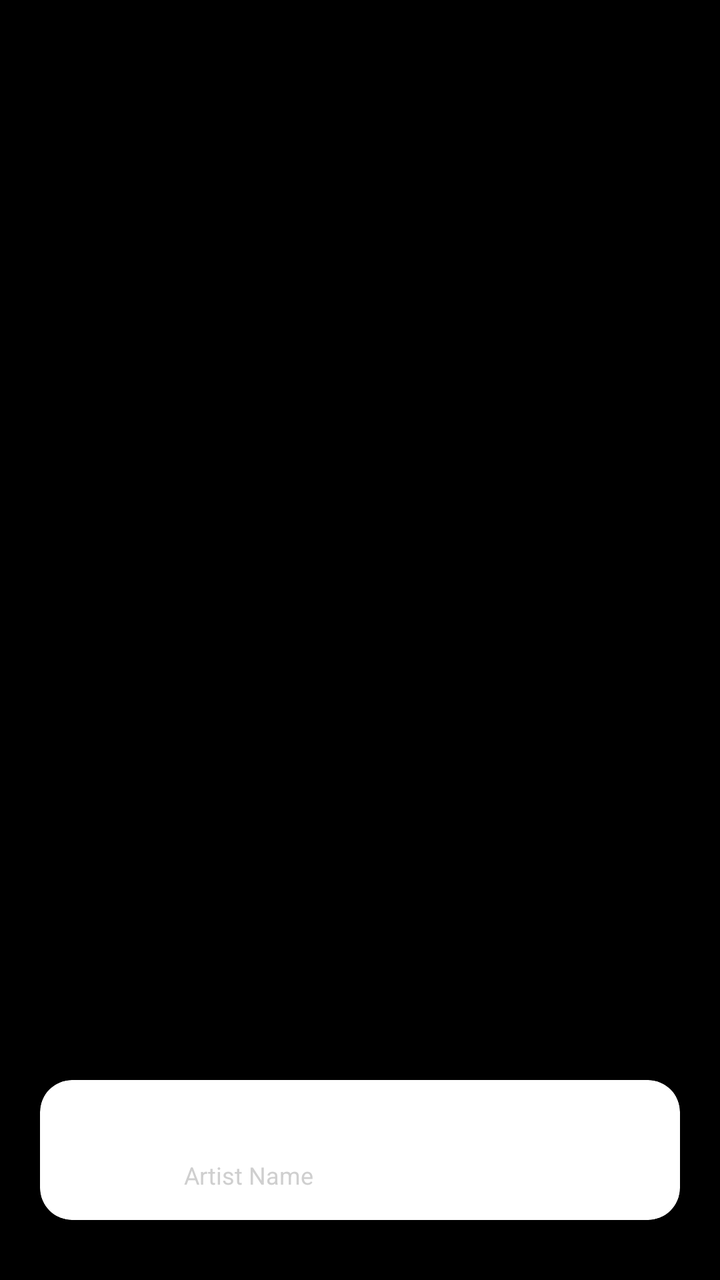
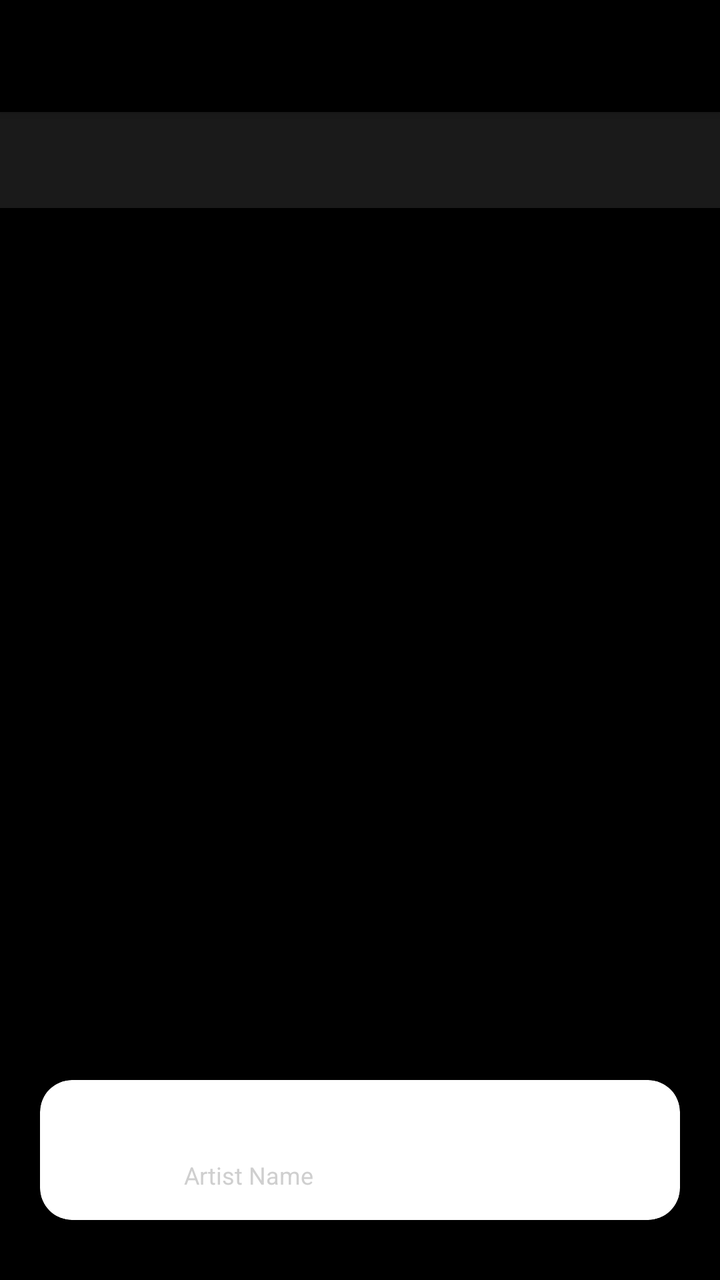

Compare the two renders of this Android layout. The source of the first and the diff that turns it into the second are given below.
<!-- AndroidManifest.xml: activity theme Theme.first_app.DarkBlue -->
<!-- res/layout/activity_all_songs.xml -->
<?xml version="1.0" encoding="utf-8"?>
<FrameLayout
    xmlns:android="http://schemas.android.com/apk/res/android"
    xmlns:motion="http://schemas.android.com/apk/res-auto"
    xmlns:app="http://schemas.android.com/apk/res-auto"
    android:layout_width="match_parent"
    android:layout_height="match_parent">
    <androidx.constraintlayout.motion.widget.MotionLayout
        android:id="@+id/music_player_motionLayout"
        android:layout_width="match_parent"
        android:layout_height="match_parent"
        app:layoutDescription="@xml/activity_player_scene"
        motion:currentState="@id/start"
        >

        <androidx.constraintlayout.widget.ConstraintLayout
            android:id="@+id/main_constraint"
            android:layout_width="match_parent"
            android:layout_height="match_parent"
            >

            <LinearLayout
                android:id="@+id/main_content"
                android:layout_width="match_parent"
                android:layout_height="match_parent"
                android:orientation="vertical"
                >

                <include layout="@layout/toolbar" />

                    <androidx.recyclerview.widget.RecyclerView
                        android:id="@+id/songs_recycler_view"
                        android:layout_width="match_parent"
                        android:layout_height="match_parent"
                        android:clipToPadding="false"
                        android:paddingBottom="150dp"
                        />

            </LinearLayout>
        </androidx.constraintlayout.widget.ConstraintLayout>

        <include
            layout="@layout/activity_player"
            android:layout_width="match_parent"
            android:layout_height="match_parent"
            android:layout_gravity="bottom"/>
    </androidx.constraintlayout.motion.widget.MotionLayout>

</FrameLayout>
<!-- res/layout/toolbar.xml (included above) -->
<?xml version="1.0" encoding="utf-8"?>
<merge xmlns:android="http://schemas.android.com/apk/res/android"
    xmlns:app="http://schemas.android.com/apk/res-auto"
    >
    <androidx.appcompat.widget.Toolbar
        android:id="@+id/toolbar"
        android:layout_width="match_parent"
        android:layout_height="?attr/actionBarSize"
        android:background="@color/primaryBackground"
        android:elevation="4dp"
        app:layout_constraintTop_toTopOf="parent"
        app:layout_constraintRight_toRightOf="parent"
        app:layout_constraintLeft_toLeftOf="parent"

        />
</merge>
<!-- res/layout/activity_player.xml (included above) -->
<?xml version="1.0" encoding="utf-8"?>
<merge xmlns:android="http://schemas.android.com/apk/res/android"
    xmlns:app="http://schemas.android.com/apk/res-auto"
    xmlns:tools="http://schemas.android.com/tools"
    android:id="@+id/main_player_View"
    tools:parentTag="androidx.constraintlayout.motion.widget.MotionLayout"
    >


    <androidx.constraintlayout.widget.ConstraintLayout
        android:id="@+id/main_container"
        android:layout_width="match_parent"
        android:layout_height="match_parent"
        android:background="@color/secondaryBackground"
        />
    <androidx.cardview.widget.CardView
        android:id="@+id/background_album_art_container"
        android:layout_height="0dp"
        android:layout_width="0dp"
        app:layout_constraintTop_toTopOf="@id/main_container"
        app:layout_constraintStart_toStartOf="@id/main_container"
        app:layout_constraintEnd_toEndOf="@id/main_container"
        app:layout_constraintBottom_toBottomOf="@id/main_container"
        app:cardElevation="0dp"
        >

        <ImageView
            android:id="@+id/background_album_art"
            android:layout_width="match_parent"
            android:layout_height="match_parent"
            android:scaleType="centerCrop"
            android:alpha="1"
            android:contentDescription="Background Album Art"
            />
    </androidx.cardview.widget.CardView>

    <androidx.cardview.widget.CardView
        android:id="@+id/transparent_layer_container"
        app:cardElevation="0dp"
        android:layout_width="0dp"
        android:layout_height="0dp"
        app:layout_constraintTop_toTopOf="@id/main_container"
        app:layout_constraintBottom_toBottomOf="@id/main_container"
        app:layout_constraintStart_toStartOf="@id/main_container"
        app:layout_constraintEnd_toEndOf="@id/main_container"
        app:cardBackgroundColor="#00000000"
        >

        <androidx.constraintlayout.widget.ConstraintLayout
            android:id="@+id/transparent_layer"
            android:contentDescription="Transparent Layer"
            android:background="#60000000"
            android:layout_width="0dp"
            android:layout_height="0dp"
            app:layout_constraintTop_toTopOf="parent"
            app:layout_constraintBottom_toBottomOf="parent"
            app:layout_constraintStart_toStartOf="parent"
            app:layout_constraintEnd_toEndOf="parent"
            />
    </androidx.cardview.widget.CardView>

    <androidx.constraintlayout.widget.ConstraintLayout
        android:id="@+id/art_container"
        android:layout_width="0dp"
        android:layout_height="0dp"
        android:layout_margin="30dp"
        app:layout_constraintBottom_toBottomOf="@id/main_container"
        app:layout_constraintDimensionRatio="1:1"
        app:layout_constraintEnd_toEndOf="@id/main_container"
        app:layout_constraintStart_toStartOf="@id/main_container"
        app:layout_constraintTop_toTopOf="@id/main_container"
        app:layout_constraintVertical_bias="0.15"

        />



    

    <androidx.cardview.widget.CardView
        android:id="@+id/album_art_container"
        android:layout_width="0dp"
        android:layout_height="0dp"
        app:cardCornerRadius="24dp"
        app:cardElevation="0dp"
        app:cardBackgroundColor="@android:color/transparent"
        app:layout_constraintBottom_toBottomOf="@id/art_container"
        app:layout_constraintEnd_toEndOf="@id/art_container"
        app:layout_constraintStart_toStartOf="@id/art_container"
        app:layout_constraintTop_toTopOf="@id/art_container"
        >

        <ImageView
            android:id="@+id/album_art"
            android:layout_width="match_parent"
            android:layout_height="match_parent"
            android:contentDescription="Album Art"
            android:scaleType="centerCrop"
 />
    </androidx.cardview.widget.CardView>

    

    <TextView
        android:id="@+id/song_title"
        android:layout_width="0dp"
        android:layout_height="wrap_content"
        android:layout_marginTop="32dp"
        android:text="Song Title"
        android:textColor="@color/primaryForeground"
        android:textSize="18sp"
        android:maxLines="1"
        android:ellipsize="end"
        app:layout_constraintStart_toStartOf="@id/art_container"
        app:layout_constraintEnd_toEndOf="@id/art_container"
        app:layout_constraintTop_toBottomOf="@id/art_container"
        />

    
    <TextView
        android:id="@+id/song_artist"
        android:layout_width="0dp"
        android:layout_height="wrap_content"
        android:layout_marginTop="16dp"
        android:text="Artist Name"
        android:textColor="@color/gray_200"
        android:textSize="12sp"
        app:layout_constraintEnd_toEndOf="@id/song_title"
        app:layout_constraintStart_toStartOf="@id/song_title"
        app:layout_constraintTop_toBottomOf="@id/song_title" />

    
    <ImageView
        android:id="@+id/play_btn"
        android:layout_width="50dp"
        android:layout_height="50dp"
        android:layout_marginBottom="40dp"
        android:contentDescription="Play"
        android:src="@drawable/ic_play_arrow"
        app:layout_constraintBottom_toBottomOf="parent"
        app:layout_constraintEnd_toEndOf="parent"
        app:layout_constraintStart_toStartOf="parent"
        />

    
    <SeekBar
        android:id="@+id/seek_bar"
        android:layout_width="0dp"
        android:layout_height="wrap_content"
        android:layout_marginBottom="16dp"
        app:layout_constraintBottom_toTopOf="@id/play_btn"
        app:layout_constraintEnd_toEndOf="@id/art_container"
        app:layout_constraintStart_toStartOf="@id/art_container"
        android:thumbTint="@color/primary"
        android:foregroundTint="@color/primaryBackground"
        android:progressBackgroundTint="@color/primaryForeground"
        android:progressTint="@color/primary"
        android:progress="30"
        />

    
    <TextView
        android:id="@+id/current_time"
        android:layout_width="wrap_content"
        android:layout_height="wrap_content"
        android:text="00:00"
        android:textColor="@color/primaryForeground"
        android:textSize="12sp"
        app:layout_constraintStart_toStartOf="@id/seek_bar"
        app:layout_constraintTop_toBottomOf="@id/seek_bar" />

    
    <TextView
        android:id="@+id/total_time"
        android:layout_width="wrap_content"
        android:layout_height="wrap_content"
        android:text="00:00"
        android:textColor="@color/primaryForeground"
        android:textSize="12sp"
        app:layout_constraintEnd_toEndOf="@id/seek_bar"
        app:layout_constraintTop_toBottomOf="@id/seek_bar" />

    
    <ImageView
        android:id="@+id/prev_btn"
        android:layout_width="40dp"
        android:layout_height="40dp"
        android:layout_marginEnd="24dp"
        android:contentDescription="Previous"
        android:src="@drawable/ic_skip_previous"
        app:layout_constraintBottom_toBottomOf="@id/play_btn"
        app:layout_constraintEnd_toStartOf="@id/play_btn"
        app:layout_constraintTop_toTopOf="@id/play_btn"
       />

    
    <ImageView
        android:id="@+id/next_btn"
        android:layout_width="40dp"
        android:layout_height="40dp"
        android:layout_marginStart="24dp"
        android:contentDescription="Next"
        android:src="@drawable/ic_skip_next"
        app:layout_constraintBottom_toBottomOf="@id/play_btn"
        app:layout_constraintStart_toEndOf="@id/play_btn"
        app:layout_constraintTop_toTopOf="@id/play_btn"
       />

    

    <ImageView
        android:id="@+id/down_btn"
        android:layout_width="40dp"
        android:layout_height="40dp"
        android:layout_margin="20dp"
        android:contentDescription="Down Close Button"
        android:rotation="180"
        android:src="@drawable/ic_keyboard_arrow_up"
        app:layout_constraintStart_toStartOf="@id/main_container"
        app:layout_constraintTop_toTopOf="@id/main_container"
        app:tint="@color/primaryForeground" />

</merge>
<!-- resources referenced by this layout -->
<resources>
  <color name="gray_200">#CFCFCF</color>
  <color name="primary">#FF5C5C</color>
  <color name="primaryBackground">#000000</color>
  <color name="primaryForeground">#FFFFFF</color>
  <color name="secondaryBackground">#1A1A1A</color>
  <!-- drawable ic_keyboard_arrow_up (drawable) -->
  <?xml version="1.0" encoding="utf-8"?>
  
  <vector xmlns:android="http://schemas.android.com/apk/res/android"
      android:width="24dp"
      android:height="24dp"
      android:viewportHeight="24"
      android:viewportWidth="24">
      <path
          android:fillColor="#ff000000"
          android:pathData="M7.41,15.41L12,10.83l4.59,4.58L18,14l-6,-6 -6,6z"/>
  
  </vector>
  <!-- drawable ic_play_arrow (drawable) -->
  <?xml version="1.0" encoding="utf-8"?>
  
  <vector xmlns:android="http://schemas.android.com/apk/res/android"
      android:width="24dp"
      android:height="24dp"
      android:viewportHeight="24"
      android:viewportWidth="24">
      <path
          android:fillColor="#ffffffff"
          android:pathData="M9.2,5 L18.8,11 C20,11.8 20,12.5 18.8,13.3 L9.2,19.6 C8.5,20.1 7.5,19.6 7.5,18.7 L7.5,5.9 C7.5,5 8.5,4.5 9.2,5 Z"
          />
      
  
  </vector>
  <!-- drawable ic_skip_next (drawable) -->
  <?xml version="1.0" encoding="utf-8"?>
  
  <vector xmlns:android="http://schemas.android.com/apk/res/android"
      android:width="24dp"
      android:height="24dp"
      android:viewportHeight="24"
      android:viewportWidth="24">
      <path
          android:fillColor="#ffffffff"
          android:pathData="M7.2,5 L16.8,10.9 C18,11.7 18,12.6 16.8,13.3 L7.2,19.6 C6.5,20.1 5.5,19.6 5.5,18.7 L5.5,5.9 C5.5,5 6.5,4.5 7.2,5 z M18,5 v13.5 c 0,1.5 2,1.5 2,0V6.5 c 0,-1.5 -2,-1.5 -2,0 z"/>
  
  </vector>
  <!-- drawable ic_skip_previous (drawable) -->
  <?xml version="1.0" encoding="utf-8"?>
  
  <vector xmlns:android="http://schemas.android.com/apk/res/android"
      android:width="24dp"
      android:height="24dp"
      android:viewportHeight="24"
      android:viewportWidth="24">
      <path
          android:fillColor="#ffffffff"
          android:pathData="M4.5,5 v13.5 c 0,1.5 2,1.5 2,0V6.5 c 0,-1.5 -2,-1.5 -2,0 zM16,5 L7.8,10.9 C6.6,11.7 6.6,12.6 7.8,13.4 L16,19.6 C16.7,20.1 17.7,19.6 17.7,18.7 L17.7,5.9 C17.7,5 16.8,4.5 16,5 z"/>
  
  
  </vector>
  <style name="Theme.first_app.DarkBlue" parent="Theme.MaterialComponents.DayNight.NoActionBar">
  <item name="windowActionBar">false</item>
          <item name="android:textSize">18sp</item>
          
          <item name="colorPrimary">@color/primaryBackground</item>
  
          
          <item name="colorPrimaryDark">@color/primaryBackground</item>
  
          
          <item name="colorAccent">#FF4081</item>
  
          
          <item name="android:windowBackground">#000</item>
          <item name="android:textColor">#FFF</item>
      </style>
</resources>

<!-- the commit's change to res/layout/activity_all_songs.xml (unified diff, before → after) -->
@@ -28,13 +28,24 @@
 
                 <include layout="@layout/toolbar" />
 
-                    <androidx.recyclerview.widget.RecyclerView
-                        android:id="@+id/songs_recycler_view"
-                        android:layout_width="match_parent"
-                        android:layout_height="match_parent"
-                        android:clipToPadding="false"
-                        android:paddingBottom="150dp"
-                        />
+                
+                <com.google.android.material.tabs.TabLayout
+                    android:id="@+id/tab_layout"
+                    android:layout_width="match_parent"
+                    android:layout_height="wrap_content"
+                    app:tabMode="fixed"
+                    app:tabGravity="fill"
+                    android:background="@color/secondaryBackground"
+                    app:tabTextColor="@color/secondaryForeground"
+                    app:tabSelectedTextColor="@color/primaryForeground"
+                    app:tabIndicatorColor="@color/primaryForeground" />
+
+                
+                <androidx.viewpager2.widget.ViewPager2
+                    android:id="@+id/view_pager"
+                    android:layout_width="match_parent"
+                    android:layout_height="0dp"
+                    android:layout_weight="1" />
 
             </LinearLayout>
         </androidx.constraintlayout.widget.ConstraintLayout>
<!-- resource entries referenced after the edit -->
@@ -5,6 +5,7 @@
   <color name="primaryBackground">#000000</color>
   <color name="primaryForeground">#FFFFFF</color>
   <color name="secondaryBackground">#1A1A1A</color>
+  <color name="secondaryForeground">#808080</color>
   <!-- drawable ic_keyboard_arrow_up (drawable) -->
   <?xml version="1.0" encoding="utf-8"?>
   
